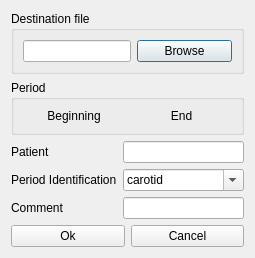
First picture: the form in dyngraph/designer/periodexport.ui, repository jaj42/GraPhysio, before the edit.
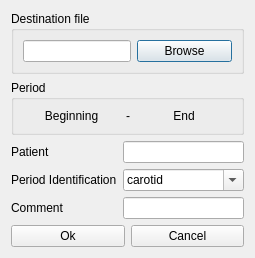
Second picture: the form after the edit.

Commit message: Clearer period display

```diff
--- a/dyngraph/designer/periodexport.ui
+++ b/dyngraph/designer/periodexport.ui
@@ -55,6 +55,19 @@
         </property>
        </widget>
       </item>
+      <item>
+       <widget class="QLabel" name="label_3">
+        <property name="sizePolicy">
+         <sizepolicy hsizetype="Fixed" vsizetype="Preferred">
+          <horstretch>0</horstretch>
+          <verstretch>0</verstretch>
+         </sizepolicy>
+        </property>
+        <property name="text">
+         <string>-</string>
+        </property>
+       </widget>
+      </item>
       <item>
        <widget class="QLabel" name="lblPeriodStop">
         <property name="sizePolicy">
```
